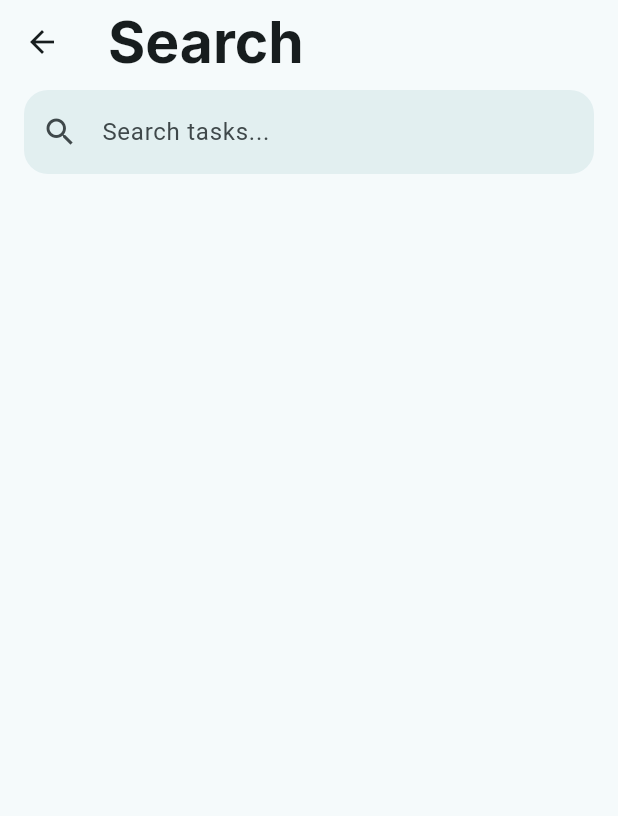
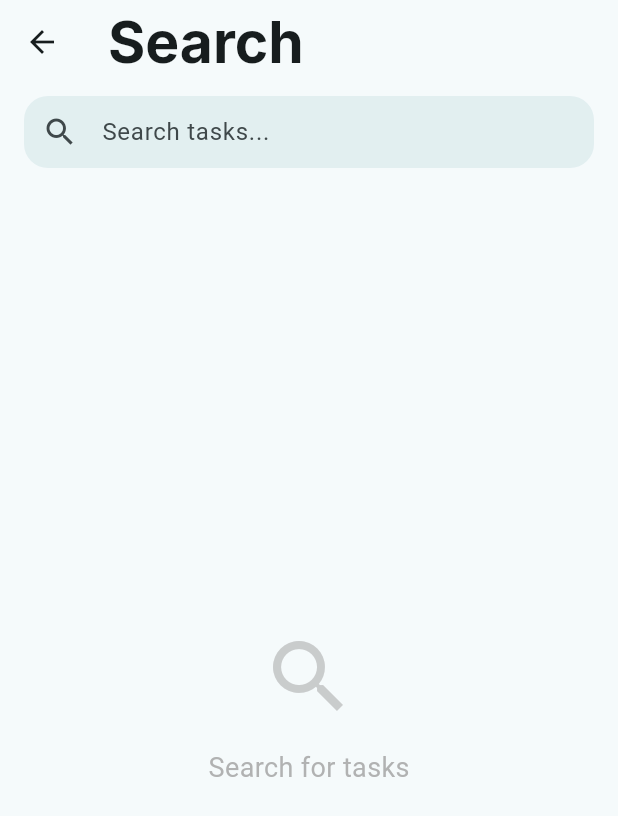
Before and after one commit to minhkhang1505/flutter_exercise1_todolist, a Flutter app: the SearchScreen screen opened directly, on a phone screen of 412 x 824 dp. Shown: the top 816 px of the screen. Run offline on Flutter 3.47's test engine with Material 3 defaults, Android fonts, the phone set to English and light mode, and no system bars; our stand-ins replace google_fonts.

Commit message:
feat: Refactor SearchScreen to use StatefulWidget and enhance search functionality with suggestions and tags

```diff
--- a/lib/presentation/screens/search/search_screen.dart
+++ b/lib/presentation/screens/search/search_screen.dart
@@ -1,34 +1,97 @@
 import 'package:flutter/material.dart';
 
-class SearchScreen extends StatelessWidget {
+class SearchScreen extends StatefulWidget {
   const SearchScreen({super.key});
+
+  @override
+  State<SearchScreen> createState() => _SearchScreenState();
+}
+
+class _SearchScreenState extends State<SearchScreen> {
+  final TextEditingController _searchController = TextEditingController();
+  final FocusNode _searchFocusNode = FocusNode();
+  bool _isSearchFocused = false;
+
+  @override
+  void initState() {
+    super.initState();
+    _searchFocusNode.addListener(_onFocusChange);
+  }
+
+  @override
+  void dispose() {
+    _searchController.dispose();
+    _searchFocusNode.removeListener(_onFocusChange);
+    _searchFocusNode.dispose();
+    super.dispose();
+  }
+
+  void _onFocusChange() {
+    setState(() {
+      _isSearchFocused = _searchFocusNode.hasFocus;
+    });
+  }
+
+  void _clearSearch() {
+    _searchController.clear();
+    setState(() {});
+  }
 
   @override
   Widget build(BuildContext context) {
     final colorScheme = Theme.of(context).colorScheme;
+
     return Scaffold(
-      appBar: AppBar(
+      appBar: _isSearchFocused ? null : _buildAppBar(colorScheme),
+      body: SafeArea(
+        child: Column(
+          children: [
+            _buildSearchBar(colorScheme),
+            Expanded(
+              child: _isSearchFocused
+                  ? _buildSearchSuggestions()
+                  : _buildSearchResults(),
+            ),
+          ],
+        ),
+      ),
+    );
+  }
+
+  /// Build the app bar (hidden when search is focused)
+  PreferredSizeWidget _buildAppBar(ColorScheme colorScheme) {
+    return AppBar(
       title: const Text(
         'Search',
         style: TextStyle(fontSize: 38, fontWeight: FontWeight.bold),
       ),
       backgroundColor: colorScheme.surface,
+    );
+  }
+
+  /// Build the search bar with focus handling
+  Widget _buildSearchBar(ColorScheme colorScheme) {
+    return Padding(
+      padding: const EdgeInsets.symmetric(horizontal: 16.0, vertical: 8.0),
+      child: Row(
+        children: [
+          if (_isSearchFocused)
+            IconButton(
+              icon: const Icon(Icons.arrow_back),
+              onPressed: () {
+                _searchFocusNode.unfocus();
+                _clearSearch();
+              },
             ),
-      body: SafeArea(
-        child: Column(
-          children: [
-            Padding(
-              padding: const EdgeInsets.symmetric(
-                horizontal: 16.0,
-                vertical: 4.0,
-              ),
-              child: Column(
-                children: [
-                  TextField(
+          Expanded(
+            child: TextField(
+              controller: _searchController,
+              focusNode: _searchFocusNode,
+              autofocus: false,
               decoration: InputDecoration(
                 filled: true,
                 fillColor: colorScheme.primary.withAlpha(20),
-                      border: OutlineInputBorder(
+                border: const OutlineInputBorder(
                   borderSide: BorderSide.none,
                   borderRadius: BorderRadius.all(Radius.circular(16)),
                 ),
@@ -37,17 +100,126 @@ class SearchScreen extends StatelessWidget {
                   Icons.search,
                   color: colorScheme.onSurfaceVariant,
                 ),
+                suffixIcon: _searchController.text.isNotEmpty
+                    ? IconButton(
+                        icon: const Icon(Icons.clear),
+                        onPressed: _clearSearch,
+                      )
+                    : null,
+                contentPadding: const EdgeInsets.symmetric(
+                  horizontal: 16,
+                  vertical: 12,
+                ),
               ),
               onChanged: (value) {
-                      // Handle search input change
+                setState(() {}); // Rebuild to show/hide clear button
+                // TODO: Implement search logic
+              },
+            ),
+          ),
+          if (_isSearchFocused)
+            IconButton(
+              icon: const Icon(Icons.tune),
+              onPressed: () {
+                // TODO: Show filter options
               },
             ),
         ],
       ),
+    );
+  }
+
+  /// Build search suggestions (shown when focused but no/little input)
+  Widget _buildSearchSuggestions() {
+    return ListView(
+      padding: const EdgeInsets.symmetric(horizontal: 16),
+      children: [
+        const Padding(
+          padding: EdgeInsets.symmetric(vertical: 16),
+          child: Row(
+            mainAxisAlignment: MainAxisAlignment.spaceBetween,
+            children: [
+              Text(
+                'Recent Searches',
+                style: TextStyle(fontSize: 18, fontWeight: FontWeight.bold),
+              ),
+              Icon(Icons.refresh),
+            ],
+          ),
+        ),
+        _buildSuggestionItem(Icons.history, 'Research project'),
+        _buildSuggestionItem(Icons.history, 'Meeting notes'),
+        _buildSuggestionItem(Icons.history, 'Shopping list'),
+        const SizedBox(height: 24),
+        const Padding(
+          padding: EdgeInsets.symmetric(vertical: 16),
+          child: Text(
+            'Popular Tags',
+            style: TextStyle(fontSize: 18, fontWeight: FontWeight.bold),
+          ),
+        ),
+        Wrap(
+          spacing: 8,
+          runSpacing: 8,
+          children: [
+            _buildTagChip('Work'),
+            _buildTagChip('Personal'),
+            _buildTagChip('Urgent'),
+            _buildTagChip('Important'),
+          ],
+        ),
+      ],
+    );
+  }
+
+  /// Build a single suggestion item
+  Widget _buildSuggestionItem(IconData icon, String text) {
+    return ListTile(
+      leading: Icon(icon, color: Colors.grey),
+      title: Text(text),
+      trailing: const Icon(Icons.north_west, size: 16),
+      onTap: () {
+        _searchController.text = text;
+        setState(() {});
+      },
+    );
+  }
+
+  /// Build a tag chip
+  Widget _buildTagChip(String label) {
+    return ActionChip(
+      label: Text(label),
+      onPressed: () {
+        _searchController.text = label;
+        setState(() {});
+      },
+    );
+  }
+
+  /// Build search results (shown when not focused)
+  Widget _buildSearchResults() {
+    if (_searchController.text.isEmpty) {
+      return Center(
+        child: Column(
+          mainAxisAlignment: MainAxisAlignment.center,
+          children: [
+            Icon(Icons.search, size: 64, color: Colors.grey.withAlpha(128)),
+            const SizedBox(height: 16),
+            Text(
+              'Search for tasks',
+              style: TextStyle(fontSize: 18, color: Colors.grey.withAlpha(200)),
             ),
           ],
         ),
-      ),
+      );
+    }
+
+    // TODO: Implement actual search results
+    return ListView(
+      padding: const EdgeInsets.all(16),
+      children: const [
+        Text('Search results will appear here', textAlign: TextAlign.center),
+      ],
     );
   }
 }
```
Lines whose indentation alone changed are shown as unchanged.
